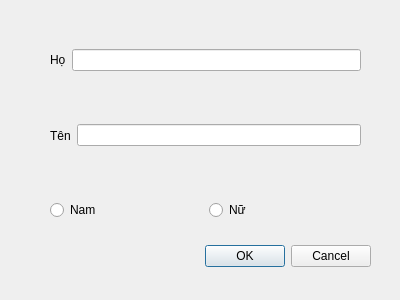
The window that librarymanage/themdocgia_dialog.ui (DTTaze/Qt-Library-Management) describes before a commit, drawn with Qt 5.
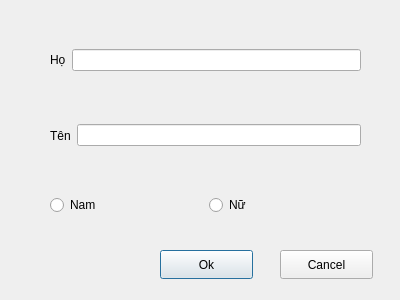
The same window after the commit.

Patch:
```diff
--- a/librarymanage/themdocgia_dialog.ui
+++ b/librarymanage/themdocgia_dialog.ui
@@ -13,22 +13,6 @@
   <property name="windowTitle">
    <string>Dialog</string>
   </property>
-  <widget class="QDialogButtonBox" name="buttonBox">
-   <property name="geometry">
-    <rect>
-     <x>30</x>
-     <y>240</y>
-     <width>341</width>
-     <height>32</height>
-    </rect>
-   </property>
-   <property name="orientation">
-    <enum>Qt::Orientation::Horizontal</enum>
-   </property>
-   <property name="standardButtons">
-    <set>QDialogButtonBox::StandardButton::Cancel|QDialogButtonBox::StandardButton::Ok</set>
-   </property>
-  </widget>
   <widget class="QWidget" name="horizontalLayoutWidget">
    <property name="geometry">
     <rect>
@@ -79,7 +63,7 @@
      <x>50</x>
      <y>170</y>
      <width>311</width>
-     <height>80</height>
+     <height>71</height>
     </rect>
    </property>
    <layout class="QHBoxLayout" name="horizontalLayout_3">
@@ -99,6 +83,32 @@
     </item>
    </layout>
   </widget>
+  <widget class="QPushButton" name="ok_pushButton">
+   <property name="geometry">
+    <rect>
+     <x>160</x>
+     <y>250</y>
+     <width>93</width>
+     <height>29</height>
+    </rect>
+   </property>
+   <property name="text">
+    <string>Ok</string>
+   </property>
+  </widget>
+  <widget class="QPushButton" name="cancel_pushButton">
+   <property name="geometry">
+    <rect>
+     <x>280</x>
+     <y>250</y>
+     <width>93</width>
+     <height>29</height>
+    </rect>
+   </property>
+   <property name="text">
+    <string>Cancel</string>
+   </property>
+  </widget>
  </widget>
  <resources/>
  <connections>
```
Left out of the diff: 43 changed lines with no effect on the pictures.
